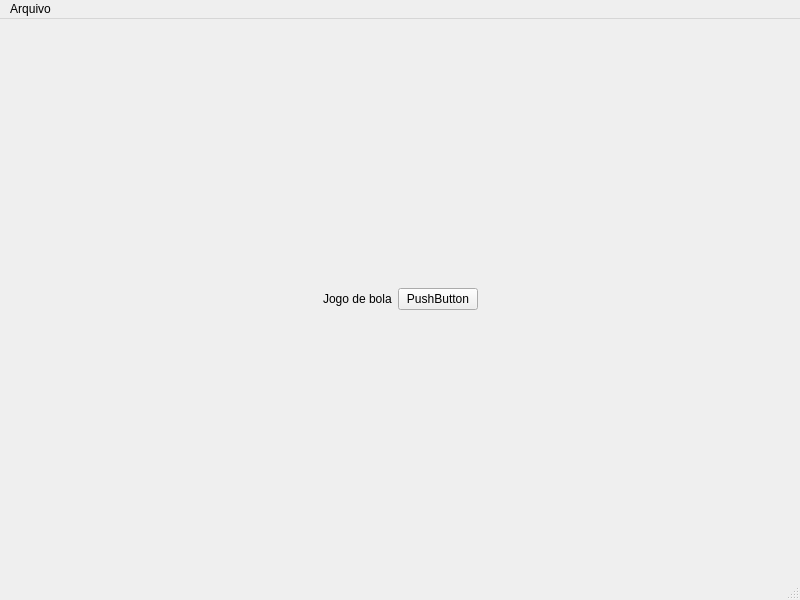
Qt form ui/MainWindow.ui (lexcibien/OpenJTX-A9) before a commit.
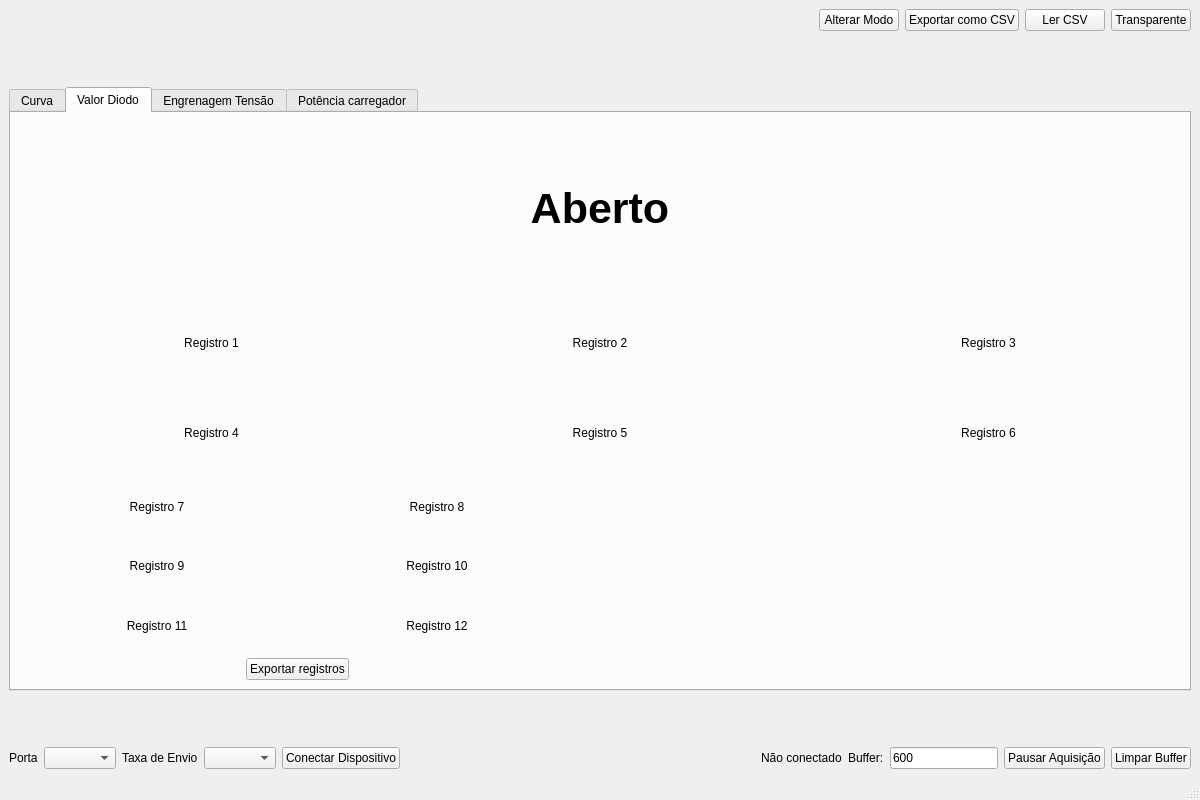
The same form after that commit. The open tabs and pages were chosen to show the change.

Commit message: finishing windows, just remaining custom widgets

What changed in the file:
```diff
--- a/ui/MainWindow.ui
+++ b/ui/MainWindow.ui
@@ -6,8 +6,8 @@
    <rect>
     <x>0</x>
     <y>0</y>
-    <width>800</width>
-    <height>600</height>
+    <width>1200</width>
+    <height>800</height>
    </rect>
   </property>
   <property name="windowTitle">
@@ -18,20 +18,7 @@
     <item row="0" column="0">
      <layout class="QVBoxLayout" name="verticalLayout">
       <item>
-       <spacer name="verticalSpacer">
-        <property name="orientation">
-         <enum>Qt::Orientation::Vertical</enum>
-        </property>
-        <property name="sizeHint" stdset="0">
-         <size>
-          <width>20</width>
-          <height>40</height>
-         </size>
-        </property>
-       </spacer>
-      </item>
-      <item>
-       <layout class="QHBoxLayout" name="horizontalLayout">
+       <layout class="QHBoxLayout" name="horizontalLayout_9">
         <item>
          <spacer name="horizontalSpacer_2">
           <property name="orientation">
@@ -46,34 +33,56 @@
          </spacer>
         </item>
         <item>
-         <widget class="QLabel" name="label">
+         <widget class="QPushButton" name="changeModeButton">
+          <property name="sizePolicy">
+           <sizepolicy hsizetype="Preferred" vsizetype="Preferred">
+            <horstretch>0</horstretch>
+            <verstretch>0</verstretch>
+           </sizepolicy>
+          </property>
           <property name="text">
-           <string>Jogo de bola</string>
+           <string>Alterar Modo</string>
           </property>
-          <property name="scaledContents">
-           <bool>false</bool>
+         </widget>
+        </item>
+        <item>
+         <widget class="QPushButton" name="exportCSVButton">
+          <property name="sizePolicy">
+           <sizepolicy hsizetype="Preferred" vsizetype="Preferred">
+            <horstretch>0</horstretch>
+            <verstretch>0</verstretch>
+           </sizepolicy>
           </property>
+          <property name="text">
+           <string>Exportar como CSV</string>
+          </property>
          </widget>
         </item>
         <item>
-         <widget class="QPushButton" name="pushButton">
+         <widget class="QPushButton" name="readCSVButton">
+          <property name="sizePolicy">
+           <sizepolicy hsizetype="Preferred" vsizetype="Preferred">
+            <horstretch>0</horstretch>
+            <verstretch>0</verstretch>
+           </sizepolicy>
+          </property>
           <property name="text">
-           <string>PushButton</string>
+           <string>Ler CSV</string>
           </property>
          </widget>
         </item>
         <item>
-         <spacer name="horizontalSpacer">
-          <property name="orientation">
-           <enum>Qt::Orientation::Horizontal</enum>
+         <widget class="QPushButton" name="transparentModeButton">
+          <property name="sizePolicy">
+           <sizepolicy hsizetype="Preferred" vsizetype="Preferred">
+            <horstretch>0</horstretch>
+            <verstretch>0</verstretch>
+           </sizepolicy>
           </property>
-          <property name="sizeHint" stdset="0">
-           <size>
-            <width>40</width>
-            <height>20</height>
-           </size>
+          <property name="text">
+           <string>Transparente</string>
           </property>
-         </spacer>
+         </widget>
         </item>
        </layout>
       </item>
@@ -90,6 +99,611 @@
         </property>
        </spacer>
       </item>
+      <item>
+       <widget class="QTabWidget" name="tabWidget">
+        <property name="currentIndex">
+         <number>0</number>
+        </property>
+        <widget class="QWidget" name="curveTab">
+         <attribute name="title">
+          <string>Curva</string>
+         </attribute>
+         <layout class="QGridLayout" name="gridLayout_2">
+          <item row="0" column="0">
+           <layout class="QHBoxLayout" name="horizontalLayout_8">
+            <item>
+             <layout class="QVBoxLayout" name="verticalLayout_2">
+              <item>
+               <widget class="QWidget" name="voltageGaugeWidget" native="true">
+                <property name="minimumSize">
+                 <size>
+                  <width>0</width>
+                  <height>275</height>
+                 </size>
+                </property>
+               </widget>
+              </item>
+              <item>
+               <widget class="QWidget" name="currentGaugeWidget" native="true">
+                <property name="minimumSize">
+                 <size>
+                  <width>0</width>
+                  <height>275</height>
+                 </size>
+                </property>
+               </widget>
+              </item>
+             </layout>
+            </item>
+            <item>
+             <widget class="QWidget" name="widget_3" native="true"/>
+            </item>
+           </layout>
+          </item>
+         </layout>
+        </widget>
+        <widget class="QWidget" name="diodeValueTab">
+         <attribute name="title">
+          <string>Valor Diodo</string>
+         </attribute>
+         <layout class="QGridLayout" name="gridLayout_3">
+          <item row="0" column="0">
+           <layout class="QVBoxLayout" name="verticalLayout_3">
+            <item>
+             <widget class="QLabel" name="continuityText">
+              <property name="font">
+               <font>
+                <pointsize>32</pointsize>
+                <bold>true</bold>
+               </font>
+              </property>
+              <property name="text">
+               <string>Aberto</string>
+              </property>
+              <property name="alignment">
+               <set>Qt::AlignmentFlag::AlignCenter</set>
+              </property>
+             </widget>
+            </item>
+            <item>
+             <layout class="QVBoxLayout" name="verticalLayout_5">
+              <item>
+               <layout class="QHBoxLayout" name="horizontalLayout_11">
+                <item>
+                 <widget class="QLabel" name="label_9">
+                  <property name="text">
+                   <string>Registro 1</string>
+                  </property>
+                  <property name="alignment">
+                   <set>Qt::AlignmentFlag::AlignCenter</set>
+                  </property>
+                 </widget>
+                </item>
+                <item>
+                 <widget class="QLabel" name="label_11">
+                  <property name="text">
+                   <string>Registro 2</string>
+                  </property>
+                  <property name="alignment">
+                   <set>Qt::AlignmentFlag::AlignCenter</set>
+                  </property>
+                 </widget>
+                </item>
+                <item>
+                 <widget class="QLabel" name="label_10">
+                  <property name="text">
+                   <string>Registro 3</string>
+                  </property>
+                  <property name="alignment">
+                   <set>Qt::AlignmentFlag::AlignCenter</set>
+                  </property>
+                 </widget>
+                </item>
+               </layout>
+              </item>
+              <item>
+               <layout class="QHBoxLayout" name="horizontalLayout_10">
+                <item>
+                 <widget class="QLabel" name="label_6">
+                  <property name="text">
+                   <string>Registro 4</string>
+                  </property>
+                  <property name="alignment">
+                   <set>Qt::AlignmentFlag::AlignCenter</set>
+                  </property>
+                 </widget>
+                </item>
+                <item>
+                 <widget class="QLabel" name="label_7">
+                  <property name="text">
+                   <string>Registro 5</string>
+                  </property>
+                  <property name="alignment">
+                   <set>Qt::AlignmentFlag::AlignCenter</set>
+                  </property>
+                 </widget>
+                </item>
+                <item>
+                 <widget class="QLabel" name="label_8">
+                  <property name="text">
+                   <string>Registro 6</string>
+                  </property>
+                  <property name="alignment">
+                   <set>Qt::AlignmentFlag::AlignCenter</set>
+                  </property>
+                 </widget>
+                </item>
+               </layout>
+              </item>
+             </layout>
+            </item>
+            <item>
+             <layout class="QHBoxLayout" name="horizontalLayout_13">
+              <item>
+               <layout class="QVBoxLayout" name="verticalLayout_7">
+                <item>
+                 <layout class="QHBoxLayout" name="horizontalLayout_12">
+                  <item>
+                   <layout class="QVBoxLayout" name="verticalLayout_6">
+                    <item>
+                     <widget class="QLabel" name="label_12">
+                      <property name="text">
+                       <string>Registro 7</string>
+                      </property>
+                      <property name="alignment">
+                       <set>Qt::AlignmentFlag::AlignCenter</set>
+                      </property>
+                     </widget>
+                    </item>
+                    <item>
+                     <widget class="QLabel" name="label_13">
+                      <property name="text">
+                       <string>Registro 9</string>
+                      </property>
+                      <property name="alignment">
+                       <set>Qt::AlignmentFlag::AlignCenter</set>
+                      </property>
+                     </widget>
+                    </item>
+                    <item>
+                     <widget class="QLabel" name="label_14">
+                      <property name="text">
+                       <string>Registro 11</string>
+                      </property>
+                      <property name="alignment">
+                       <set>Qt::AlignmentFlag::AlignCenter</set>
+                      </property>
+                     </widget>
+                    </item>
+                   </layout>
+                  </item>
+                  <item>
+                   <layout class="QVBoxLayout" name="verticalLayout_4">
+                    <item>
+                     <widget class="QLabel" name="label_15">
+                      <property name="text">
+                       <string>Registro 8</string>
+                      </property>
+                      <property name="alignment">
+                       <set>Qt::AlignmentFlag::AlignCenter</set>
+                      </property>
+                     </widget>
+                    </item>
+                    <item>
+                     <widget class="QLabel" name="label_17">
+                      <property name="text">
+                       <string>Registro 10</string>
+                      </property>
+                      <property name="alignment">
+                       <set>Qt::AlignmentFlag::AlignCenter</set>
+                      </property>
+                     </widget>
+                    </item>
+                    <item>
+                     <widget class="QLabel" name="label_16">
+                      <property name="text">
+                       <string>Registro 12</string>
+                      </property>
+                      <property name="alignment">
+                       <set>Qt::AlignmentFlag::AlignCenter</set>
+                      </property>
+                     </widget>
+                    </item>
+                   </layout>
+                  </item>
+                 </layout>
+                </item>
+                <item>
+                 <layout class="QHBoxLayout" name="horizontalLayout_14">
+                  <item>
+                   <spacer name="horizontalSpacer_3">
+                    <property name="orientation">
+                     <enum>Qt::Orientation::Horizontal</enum>
+                    </property>
+                    <property name="sizeHint" stdset="0">
+                     <size>
+                      <width>40</width>
+                      <height>20</height>
+                     </size>
+                    </property>
+                   </spacer>
+                  </item>
+                  <item>
+                   <widget class="QPushButton" name="exportRecordsButton">
+                    <property name="text">
+                     <string>Exportar registros</string>
+                    </property>
+                   </widget>
+                  </item>
+                  <item>
+                   <spacer name="horizontalSpacer_4">
+                    <property name="orientation">
+                     <enum>Qt::Orientation::Horizontal</enum>
+                    </property>
+                    <property name="sizeHint" stdset="0">
+                     <size>
+                      <width>40</width>
+                      <height>20</height>
+                     </size>
+                    </property>
+                   </spacer>
+                  </item>
+                 </layout>
+                </item>
+               </layout>
+              </item>
+              <item>
+               <widget class="QWidget" name="widget_4" native="true">
+                <property name="minimumSize">
+                 <size>
+                  <width>600</width>
+                  <height>200</height>
+                 </size>
+                </property>
+               </widget>
+              </item>
+             </layout>
+            </item>
+           </layout>
+          </item>
+         </layout>
+        </widget>
+        <widget class="QWidget" name="gearVoltageTab">
+         <attribute name="title">
+          <string>Engrenagem Tensão</string>
+         </attribute>
+         <layout class="QGridLayout" name="gridLayout_4">
+          <item row="0" column="0">
+           <layout class="QHBoxLayout" name="horizontalLayout_15">
+            <item>
+             <layout class="QVBoxLayout" name="verticalLayout_8">
+              <item>
+               <spacer name="verticalSpacer_4">
+                <property name="orientation">
+                 <enum>Qt::Orientation::Vertical</enum>
+                </property>
+                <property name="sizeHint" stdset="0">
+                 <size>
+                  <width>20</width>
+                  <height>40</height>
+                 </size>
+                </property>
+               </spacer>
+              </item>
+              <item>
+               <widget class="QLabel" name="label_18">
+                <property name="text">
+                 <string>Tensão (V)</string>
+                </property>
+                <property name="alignment">
+                 <set>Qt::AlignmentFlag::AlignCenter</set>
+                </property>
+               </widget>
+              </item>
+              <item>
+               <widget class="QLCDNumber" name="voltageLCD_gear">
+                <property name="smallDecimalPoint">
+                 <bool>false</bool>
+                </property>
+                <property name="digitCount">
+                 <number>5</number>
+                </property>
+                <property name="mode">
+                 <enum>QLCDNumber::Mode::Dec</enum>
+                </property>
+                <property name="segmentStyle">
+                 <enum>QLCDNumber::SegmentStyle::Flat</enum>
+                </property>
+                <property name="value" stdset="0">
+                 <double>0.000000000000000</double>
+                </property>
+               </widget>
+              </item>
+              <item>
+               <spacer name="verticalSpacer_3">
+                <property name="orientation">
+                 <enum>Qt::Orientation::Vertical</enum>
+                </property>
+                <property name="sizeHint" stdset="0">
+                 <size>
+                  <width>20</width>
+                  <height>40</height>
+                 </size>
+                </property>
+               </spacer>
+              </item>
+             </layout>
+            </item>
+            <item>
+             <widget class="QWidget" name="widget_5" native="true"/>
+            </item>
+           </layout>
+          </item>
+         </layout>
+        </widget>
+        <widget class="QWidget" name="chargingPowerTab">
+         <attribute name="title">
+          <string>Potência carregador</string>
+         </attribute>
+         <layout class="QGridLayout" name="gridLayout_5">
+          <item row="0" column="0">
+           <layout class="QHBoxLayout" name="horizontalLayout_22">
+            <item>
+             <layout class="QVBoxLayout" name="verticalLayout_9">
+              <item>
+               <layout class="QHBoxLayout" name="horizontalLayout_16">
+                <item>
+                 <widget class="QLabel" name="label_19">
+                  <property name="text">
+                   <string>Tensão (V)</string>
+                  </property>
+                 </widget>
+                </item>
+                <item>
+                 <widget class="QLCDNumber" name="voltageLCD">
+                  <property name="segmentStyle">
+                   <enum>QLCDNumber::SegmentStyle::Filled</enum>
+                  </property>
+                  <property name="value" stdset="0">
+                   <double>0.000000000000000</double>
+                  </property>
+                 </widget>
+                </item>
+               </layout>
+              </item>
+              <item>
+               <layout class="QHBoxLayout" name="horizontalLayout_17">
+                <item>
+                 <widget class="QLabel" name="label_20">
+                  <property name="text">
+                   <string>Corrente (A)</string>
+                  </property>
+                 </widget>
+                </item>
+                <item>
+                 <widget class="QLCDNumber" name="currentLCD"/>
+                </item>
+               </layout>
+              </item>
+              <item>
+               <layout class="QHBoxLayout" name="horizontalLayout_18">
+                <item>
+                 <widget class="QLabel" name="label_21">
+                  <property name="text">
+                   <string>Potência (W)</string>
+                  </property>
+                 </widget>
+                </item>
+                <item>
+                 <widget class="QLCDNumber" name="powerLCD"/>
+                </item>
+               </layout>
+              </item>
+              <item>
+               <layout class="QHBoxLayout" name="horizontalLayout_19">
+                <item>
+                 <widget class="QLabel" name="label_22">
+                  <property name="text">
+                   <string>mAh (mAh)</string>
+                  </property>
+                 </widget>
+                </item>
+                <item>
+                 <widget class="QLCDNumber" name="mAhLCD"/>
+                </item>
+               </layout>
+              </item>
+              <item>
+               <layout class="QHBoxLayout" name="horizontalLayout_20">
+                <item>
+                 <widget class="QLabel" name="label_23">
+                  <property name="text">
+                   <string>mWh (mWh)</string>
+                  </property>
+                 </widget>
+                </item>
+                <item>
+                 <widget class="QLCDNumber" name="mWhLCD"/>
+                </item>
+               </layout>
+              </item>
+              <item>
+               <layout class="QHBoxLayout" name="horizontalLayout_21">
+                <item>
+                 <widget class="QLabel" name="label_24">
+                  <property name="text">
+                   <string>Tempo</string>
+                  </property>
+                 </widget>
+                </item>
+                <item>
+                 <widget class="QLCDNumber" name="timeLCD"/>
+                </item>
+               </layout>
+              </item>
+             </layout>
+            </item>
+            <item>
+             <widget class="QWidget" name="widget_6" native="true"/>
+            </item>
+           </layout>
+          </item>
+         </layout>
+        </widget>
+       </widget>
+      </item>
+      <item>
+       <spacer name="verticalSpacer">
+        <property name="orientation">
+         <enum>Qt::Orientation::Vertical</enum>
+        </property>
+        <property name="sizeHint" stdset="0">
+         <size>
+          <width>20</width>
+          <height>40</height>
+         </size>
+        </property>
+       </spacer>
+      </item>
+      <item>
+       <layout class="QHBoxLayout" name="horizontalLayout_4">
+        <item>
+         <layout class="QHBoxLayout" name="horizontalLayout_3">
+          <item>
+           <layout class="QHBoxLayout" name="horizontalLayout">
+            <item>
+             <widget class="QLabel" name="label_3">
+              <property name="text">
+               <string>Porta</string>
+              </property>
+             </widget>
+            </item>
+            <item>
+             <widget class="QComboBox" name="portComboBox"/>
+            </item>
+            <item>
+             <layout class="QHBoxLayout" name="horizontalLayout_2">
+              <item>
+               <widget class="QLabel" name="label_4">
+                <property name="text">
+                 <string>Taxa de Envio</string>
+                </property>
+               </widget>
+              </item>
+              <item>
+               <widget class="QComboBox" name="baudComboBox"/>
+              </item>
+             </layout>
+            </item>
+           </layout>
+          </item>
+          <item>
+           <widget class="QPushButton" name="connectButton">
+            <property name="sizePolicy">
+             <sizepolicy hsizetype="Preferred" vsizetype="Preferred">
+              <horstretch>0</horstretch>
+              <verstretch>0</verstretch>
+             </sizepolicy>
+            </property>
+            <property name="text">
+             <string>Conectar Dispositivo</string>
+            </property>
+            <property name="autoDefault">
+             <bool>false</bool>
+            </property>
+            <property name="default">
+             <bool>false</bool>
+            </property>
+            <property name="flat">
+             <bool>false</bool>
+            </property>
+           </widget>
+          </item>
+         </layout>
+        </item>
+        <item>
+         <spacer name="horizontalSpacer">
+          <property name="orientation">
+           <enum>Qt::Orientation::Horizontal</enum>
+          </property>
+          <property name="sizeHint" stdset="0">
+           <size>
+            <width>40</width>
+            <height>20</height>
+           </size>
+          </property>
+         </spacer>
+        </item>
+        <item>
+         <layout class="QHBoxLayout" name="horizontalLayout_5">
+          <item>
+           <layout class="QHBoxLayout" name="horizontalLayout_7">
+            <item>
+             <widget class="QLabel" name="connectionText">
+              <property name="text">
+               <string>Não conectado</string>
+              </property>
+             </widget>
+            </item>
+            <item>
+             <layout class="QHBoxLayout" name="horizontalLayout_6">
+              <item>
+               <widget class="QLabel" name="label_2">
+                <property name="text">
+                 <string>Buffer:</string>
+                </property>
+               </widget>
+              </item>
+              <item>
+               <widget class="QLineEdit" name="bufferChangeText">
+                <property name="text">
+                 <string>600</string>
+                </property>
+               </widget>
+              </item>
+             </layout>
+            </item>
+           </layout>
+          </item>
+          <item>
+           <widget class="QPushButton" name="pauseAckButton">
+            <property name="sizePolicy">
+             <sizepolicy hsizetype="Preferred" vsizetype="Preferred">
+              <horstretch>0</horstretch>
+              <verstretch>0</verstretch>
+             </sizepolicy>
+            </property>
+            <property name="text">
+             <string>Pausar Aquisição</string>
+            </property>
+            <property name="autoDefault">
+             <bool>false</bool>
+            </property>
+            <property name="default">
+             <bool>false</bool>
+            </property>
+            <property name="flat">
+             <bool>false</bool>
+            </property>
+           </widget>
+          </item>
+          <item>
+           <widget class="QPushButton" name="clearBufferButton">
+            <property name="sizePolicy">
+             <sizepolicy hsizetype="Expanding" vsizetype="Preferred">
+              <horstretch>0</horstretch>
+              <verstretch>0</verstretch>
+             </sizepolicy>
+            </property>
+            <property name="text">
+             <string>Limpar Buffer</string>
+            </property>
+           </widget>
+          </item>
+         </layout>
+        </item>
+       </layout>
+      </item>
      </layout>
     </item>
    </layout>
@@ -99,17 +713,10 @@
     <rect>
      <x>0</x>
      <y>0</y>
-     <width>800</width>
+     <width>1200</width>
      <height>30</height>
     </rect>
    </property>
-   <widget class="QMenu" name="menuArquivo">
-    <property name="title">
-     <string>Arquivo</string>
-    </property>
-    <addaction name="actionTeste"/>
-   </widget>
-   <addaction name="menuArquivo"/>
   </widget>
   <widget class="QStatusBar" name="statusbar"/>
   <action name="actionTeste">
```
Left out of the diff: 2 changed lines with no effect on the pictures. The commit also changes 1 other file.
